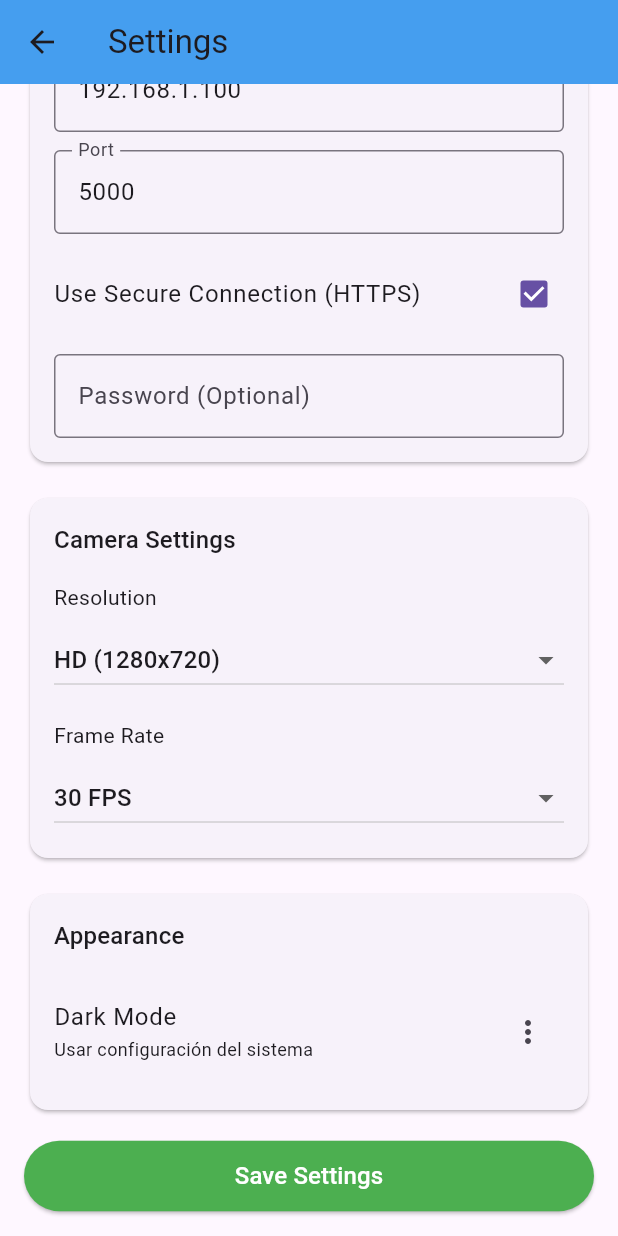
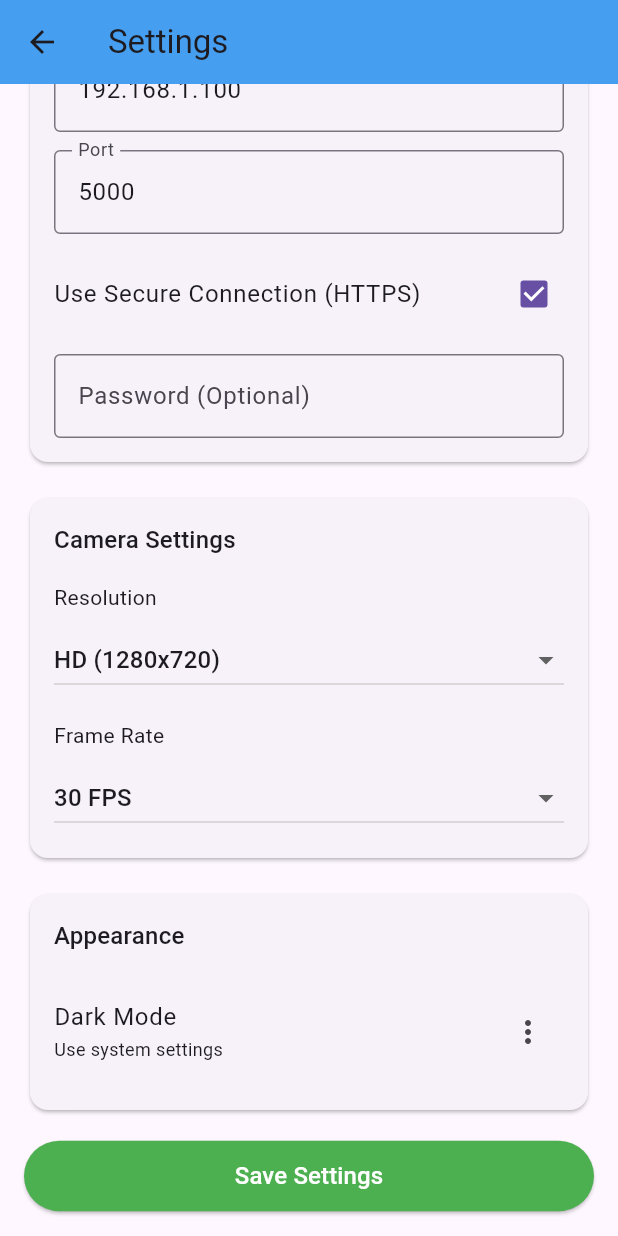
Before and after one commit to inghlr/TortoiseSoft_CamioApp, a Flutter app: the SettingsPage screen opened directly, scrolled down 252 dp, on a phone screen of 412 x 824 dp. Run offline on Flutter 3.47's test engine with Material 3 defaults, Android fonts, the phone set to English and light mode, and no system bars; our stand-ins replace permission_handler, shared_preferences, socket_io_client; missing offline and left inert: flutter_webrtc; accounts and stored records are empty; project files that could hold a hidden picture were left out.

Commit message:
feat: english notation

```diff
--- a/lib/main.dart
+++ b/lib/main.dart
@@ -79,11 +79,11 @@ class _AppInitializerState extends State<AppInitializer> {
   }
 
   Future<void> _initialize() async {
-    // Inicializar servicios
+    // Initialize services
     final configService = ConfigService();
     await configService.init();
 
-    // Esperar a que se completen todas las inicializaciones
+    // Wait for all initializations to complete
     await Future.delayed(const Duration(milliseconds: 500));
   }
 
--- a/lib/models/app_config.dart
+++ b/lib/models/app_config.dart
@@ -2,7 +2,7 @@ import 'enum/camera_type.dart';
 import 'enum/resolution_type.dart';
 import 'enum/fps_type.dart';
 
-/// Modelo para la configuración de la aplicación
+/// Model for application configuration
 class AppConfig {
   String serverIp;
   int serverPort;
--- a/lib/models/enum/camera_type.dart
+++ b/lib/models/enum/camera_type.dart
@@ -1,4 +1,4 @@
-/// Enumerador para tipos de cámara
+/// Enum for camera types
 enum CameraType {
   front('front'),
   back('back');
--- a/lib/models/enum/fps_type.dart
+++ b/lib/models/enum/fps_type.dart
@@ -1,4 +1,4 @@
-/// Enumerador para tipos de FPS
+/// Enum for FPS types
 enum FpsType {
   fps15(15, '15 FPS'),
   fps24(24, '24 FPS'),
--- a/lib/models/enum/resolution_type.dart
+++ b/lib/models/enum/resolution_type.dart
@@ -1,4 +1,4 @@
-/// Enumerador para tipos de resolución de cámara
+/// Enum for camera resolution types
 enum ResolutionType {
   qvga('QVGA (320x240)', 320, 240),
   vga('VGA (640x480)', 640, 480),
--- a/lib/providers/camera_provider.dart
+++ b/lib/providers/camera_provider.dart
@@ -39,7 +39,7 @@ class CameraProvider extends ChangeNotifier {
       await cameraService.initRenderer();
       _config = await configService.getConfig();
 
-      // Obtener la IP local del dispositivo
+      // Get the device's local IP address
       _localIp = await networkService.getLocalIp();
 
       _statusMessage = 'Initialized';
@@ -64,7 +64,7 @@ class CameraProvider extends ChangeNotifier {
 
       await cameraService.startCameraStream(width, height, fps);
 
-      // Conectar a socket
+      // Connect to socket
       _statusMessage = 'Connecting to server...';
       notifyListeners();
 
--- a/lib/screens/camera_stream_page.dart
+++ b/lib/screens/camera_stream_page.dart
@@ -265,7 +265,7 @@ class CameraStreamPage extends StatelessWidget {
     );
   }
 
-  /// Widget helper para mostrar filas de información en el dialog
+  /// Helper widget to display information rows in the dialog
   Widget _buildInfoRow(String label, String value) {
     return Column(
       crossAxisAlignment: CrossAxisAlignment.start,
--- a/lib/screens/settings_page.dart
+++ b/lib/screens/settings_page.dart
@@ -348,11 +348,11 @@ class _SettingsPageState extends State<SettingsPage> {
     );
   }
 
-  /// Helper para obtener la etiqueta del modo de tema
+  /// Helper to get the theme mode label
   String _getThemeModeLabel(ThemeMode mode) {
     switch (mode) {
       case ThemeMode.system:
-        return 'Usar configuración del sistema';
+        return 'Use system settings';
       case ThemeMode.light:
         return 'Tema claro';
       case ThemeMode.dark:
--- a/lib/services/camera_service.dart
+++ b/lib/services/camera_service.dart
@@ -21,7 +21,7 @@ class CameraService {
     bool useFrontCamera = true,
   }) async {
     try {
-      // Solicitar permisos de cámara y micrófono
+      // Request camera and microphone permissions
       final cameraStatus = await Permission.camera.request();
       final audioStatus = await Permission.microphone.request();
 
@@ -46,7 +46,7 @@ class CameraService {
           await navigator.mediaDevices.getUserMedia(mediaConstraints);
       localRenderer.srcObject = _localStream;
 
-      // Configuración de PeerConnection
+      // PeerConnection configuration
       final configuration = {
         'iceServers': [
           {'urls': 'stun:stun.l.google.com:19302'},
@@ -56,7 +56,7 @@ class CameraService {
 
       _peerConnection = await createPeerConnection(configuration);
 
-      // Añadir el stream local
+      // Add the local stream
       _localStream?.getTracks().forEach((track) {
         _peerConnection?.addTrack(track, _localStream!);
       });
--- a/lib/services/theme_service.dart
+++ b/lib/services/theme_service.dart
@@ -17,18 +17,18 @@ class ThemeService {
     _prefs = await SharedPreferences.getInstance();
   }
 
-  /// Obtiene el modo de tema guardado (0: system, 1: light, 2: dark)
+  /// Gets the saved theme mode (0: system, 1: light, 2: dark)
   ThemeMode getThemeMode() {
     final value = _prefs.getInt(_themeModeKey) ?? 0;
     return ThemeMode.values[value];
   }
 
-  /// Guarda el modo de tema
+  /// Saves the theme mode
   Future<void> setThemeMode(ThemeMode themeMode) async {
     await _prefs.setInt(_themeModeKey, themeMode.index);
   }
 
-  /// Obtiene si el tema es oscuro actualmente
+  /// Gets whether the theme is currently dark
   bool isDarkMode(Brightness brightness) {
     return brightness == Brightness.dark;
   }
```
Also changed, not shown: lib/providers/theme_provider.dart (+4 -4 lines), lib/services/network_service.dart (+4 -4 lines).
